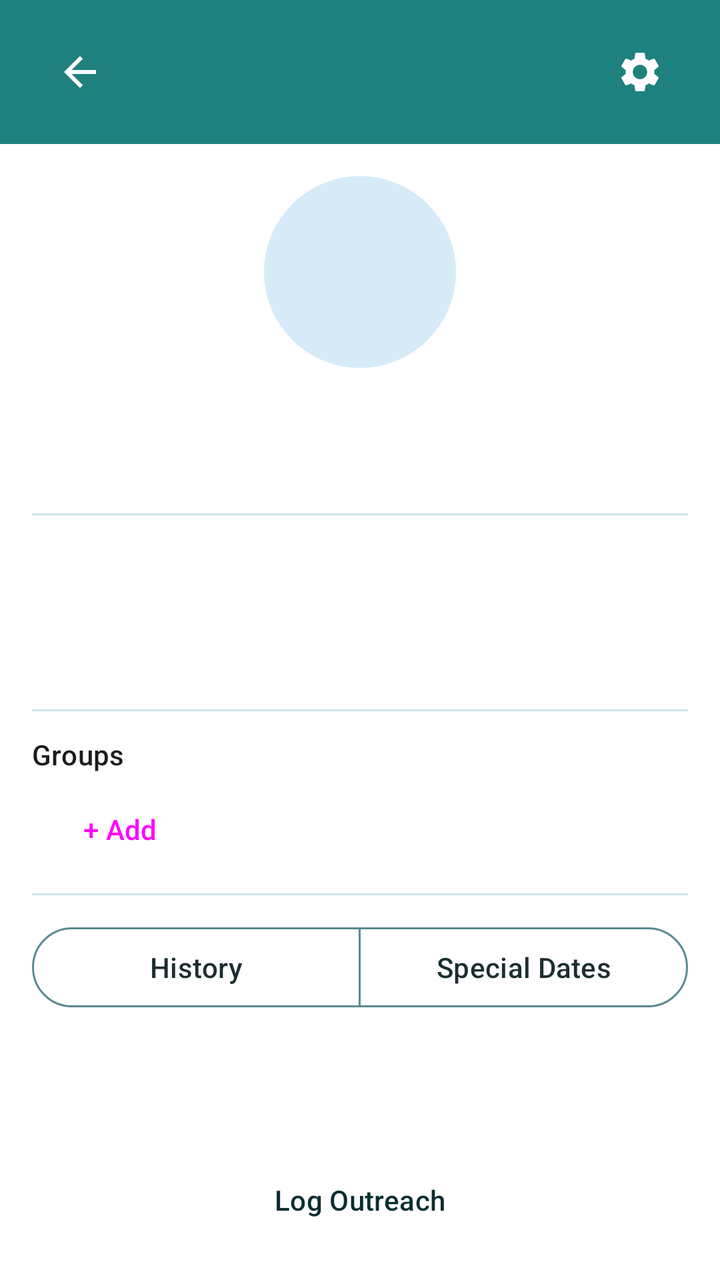
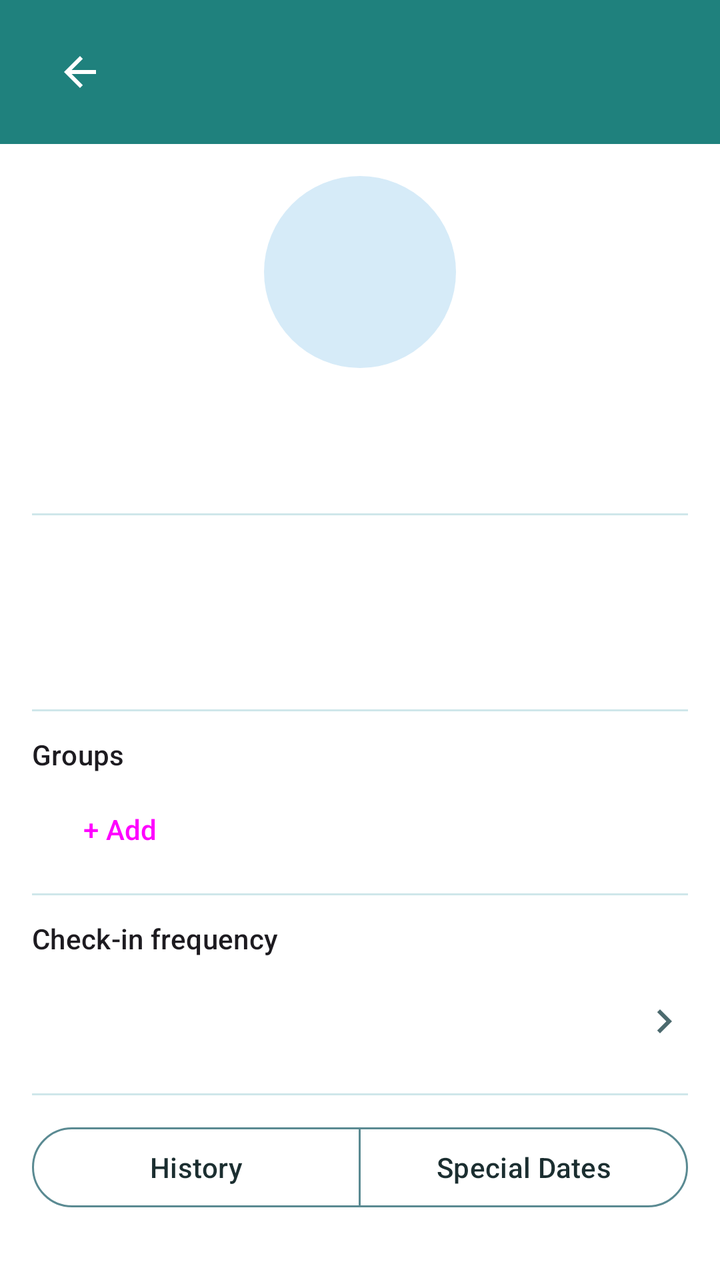

Screens rendered from an Android XML layout before and after an edit, with the pre-edit source and the edit as a unified diff.
<!-- AndroidManifest.xml: application theme Theme.FriendMinder -->
<!-- res/layout/fragment_contact_detail.xml -->
<?xml version="1.0" encoding="utf-8"?>
<LinearLayout xmlns:android="http://schemas.android.com/apk/res/android"
    xmlns:app="http://schemas.android.com/apk/res-auto"
    android:layout_width="match_parent"
    android:layout_height="match_parent"
    android:orientation="vertical">

    
    <LinearLayout
        android:id="@+id/headerContainer"
        android:layout_width="match_parent"
        android:layout_height="wrap_content"
        android:orientation="vertical"
        android:background="@color/fm_header">

        <View
            android:id="@+id/statusBarSpacer"
            android:layout_width="match_parent"
            android:layout_height="0dp" />

        <FrameLayout
            android:layout_width="match_parent"
            android:layout_height="@dimen/fm_home_header_height">

            <ImageButton
                android:id="@+id/backButton"
                android:layout_width="48dp"
                android:layout_height="48dp"
                android:layout_gravity="start|center_vertical"
                android:layout_marginStart="16dp"
                android:padding="12dp"
                android:background="?attr/selectableItemBackgroundBorderless"
                android:src="@drawable/ic_arrow_back"
                app:tint="@color/fm_on_primary"
                android:contentDescription="@string/content_desc_back" />

            <TextView
                android:id="@+id/headerTitle"
                android:layout_width="wrap_content"
                android:layout_height="wrap_content"
                android:layout_gravity="start|center_vertical"
                android:layout_marginStart="72dp"
                android:layout_marginEnd="72dp"
                android:textColor="@color/fm_on_primary"
                android:textSize="@dimen/fm_header_title_size"
                android:maxLines="1"
                android:ellipsize="end" />

            <ImageButton
                android:id="@+id/headerActionButton"
                android:layout_width="48dp"
                android:layout_height="48dp"
                android:layout_gravity="end|center_vertical"
                android:layout_marginEnd="16dp"
                android:padding="12dp"
                android:background="?attr/selectableItemBackgroundBorderless"
                android:src="@drawable/ic_settings"
                app:tint="@color/fm_on_primary"
                android:contentDescription="@string/title_edit_frequency" />
        </FrameLayout>
    </LinearLayout>

    <ScrollView
        android:layout_width="match_parent"
        android:layout_height="wrap_content"
        android:layout_marginBottom="@dimen/fm_space_2">

        <LinearLayout
            android:layout_width="match_parent"
            android:layout_height="wrap_content"
            android:orientation="vertical"
            android:padding="@dimen/fm_space_4">

            <FrameLayout
                android:layout_width="@dimen/fm_avatar_size_detail"
                android:layout_height="@dimen/fm_avatar_size_detail"
                android:layout_gravity="center_horizontal">

                <ImageView
                    android:id="@+id/contactPhoto"
                    android:layout_width="@dimen/fm_avatar_size_detail"
                    android:layout_height="@dimen/fm_avatar_size_detail"
                    android:background="@drawable/bg_avatar_placeholder"
                    android:scaleType="centerCrop"
                    android:visibility="gone"
                    android:contentDescription="@null" />

                <TextView
                    android:id="@+id/contactInitial"
                    android:layout_width="@dimen/fm_avatar_size_detail"
                    android:layout_height="@dimen/fm_avatar_size_detail"
                    android:background="@drawable/bg_avatar_placeholder"
                    android:gravity="center"
                    android:textAppearance="?attr/textAppearanceHeadlineSmall"
                    android:textColor="?attr/colorOnSecondaryContainer" />
            </FrameLayout>

            <TextView
                android:id="@+id/contactNameText"
                android:layout_width="match_parent"
                android:layout_height="wrap_content"
                android:layout_marginTop="@dimen/fm_space_2"
                android:gravity="center"
                android:textAppearance="?attr/textAppearanceHeadlineSmall" />

            <TextView
                android:id="@+id/birthdayFrequencyCaption"
                android:layout_width="match_parent"
                android:layout_height="wrap_content"
                android:gravity="center"
                android:textAppearance="?attr/textAppearanceBodySmall"
                android:textColor="?attr/colorOnSurfaceVariant" />

            <View
                android:layout_width="match_parent"
                android:layout_height="1dp"
                android:layout_marginTop="@dimen/fm_space_4"
                android:background="?attr/colorOutlineVariant" />

            <TextView
                android:id="@+id/lastContactText"
                android:layout_width="match_parent"
                android:layout_height="wrap_content"
                android:layout_marginTop="@dimen/fm_space_3"
                android:textAppearance="?attr/textAppearanceBodyLarge" />

            <TextView
                android:id="@+id/streakText"
                android:layout_width="match_parent"
                android:layout_height="wrap_content"
                android:layout_marginTop="@dimen/fm_space_1"
                android:textAppearance="?attr/textAppearanceBodyLarge" />

            <TextView
                android:id="@+id/reachRateText"
                android:layout_width="match_parent"
                android:layout_height="wrap_content"
                android:layout_marginTop="@dimen/fm_space_1"
                android:textAppearance="?attr/textAppearanceBodyLarge" />

            <View
                android:layout_width="match_parent"
                android:layout_height="1dp"
                android:layout_marginTop="@dimen/fm_space_3"
                android:background="?attr/colorOutlineVariant" />

            <TextView
                android:layout_width="match_parent"
                android:layout_height="wrap_content"
                android:layout_marginTop="@dimen/fm_space_3"
                android:text="@string/label_groups_header"
                android:textAppearance="?attr/textAppearanceLabelLarge" />

            <com.google.android.material.chip.ChipGroup
                android:id="@+id/groupsChipGroup"
                android:layout_width="match_parent"
                android:layout_height="wrap_content"
                android:layout_marginTop="@dimen/fm_space_1" />

            <Button
                android:id="@+id/addGroupButton"
                style="@style/Widget.Material3.Button.TextButton"
                android:layout_width="wrap_content"
                android:layout_height="wrap_content"
                android:text="@string/action_add_group_chip" />

            <View
                android:layout_width="match_parent"
                android:layout_height="1dp"
                android:layout_marginTop="@dimen/fm_space_2"
                android:background="?attr/colorOutlineVariant" />

            <com.google.android.material.button.MaterialButtonToggleGroup
                android:id="@+id/tabToggleGroup"
                android:layout_width="match_parent"
                android:layout_height="wrap_content"
                android:layout_marginTop="@dimen/fm_space_3"
                app:singleSelection="true"
                app:selectionRequired="true">

                <com.google.android.material.button.MaterialButton
                    android:id="@+id/historyToggleButton"
                    style="@style/Widget.Material3.Button.OutlinedButton"
                    android:layout_width="0dp"
                    android:layout_height="48dp"
                    android:layout_weight="1"
                    android:text="@string/label_tab_history" />

                <com.google.android.material.button.MaterialButton
                    android:id="@+id/specialDatesToggleButton"
                    style="@style/Widget.Material3.Button.OutlinedButton"
                    android:layout_width="0dp"
                    android:layout_height="48dp"
                    android:layout_weight="1"
                    android:text="@string/label_tab_special_dates" />
            </com.google.android.material.button.MaterialButtonToggleGroup>
        </LinearLayout>
    </ScrollView>

    <FrameLayout
        android:layout_width="match_parent"
        android:layout_height="0dp"
        android:layout_weight="1">

        <androidx.recyclerview.widget.RecyclerView
            android:id="@+id/historyRecyclerView"
            android:layout_width="match_parent"
            android:layout_height="match_parent" />

        <TextView
            android:id="@+id/historyEmptyText"
            android:layout_width="match_parent"
            android:layout_height="wrap_content"
            android:layout_gravity="center"
            android:gravity="center"
            android:padding="@dimen/fm_space_8"
            android:text="@string/label_history_empty"
            android:textAppearance="?attr/textAppearanceBodyLarge"
            android:visibility="gone" />

        <ScrollView
            android:id="@+id/specialDatesScroll"
            android:layout_width="match_parent"
            android:layout_height="match_parent"
            android:visibility="gone">

            <LinearLayout
                android:layout_width="match_parent"
                android:layout_height="wrap_content"
                android:orientation="vertical"
                android:padding="@dimen/fm_space_4">

                <TextView
                    android:id="@+id/specialDatesEmptyText"
                    android:layout_width="match_parent"
                    android:layout_height="wrap_content"
                    android:gravity="center"
                    android:padding="@dimen/fm_space_4"
                    android:text="@string/label_special_dates_empty"
                    android:textAppearance="?attr/textAppearanceBodyLarge"
                    android:visibility="gone" />

                <LinearLayout
                    android:id="@+id/specialDatesContainer"
                    android:layout_width="match_parent"
                    android:layout_height="wrap_content"
                    android:orientation="vertical" />

                <Button
                    android:id="@+id/addSpecialDateButton"
                    style="@style/Widget.Material3.Button.OutlinedButton"
                    android:layout_width="match_parent"
                    android:layout_height="48dp"
                    android:layout_marginTop="@dimen/fm_space_4"
                    android:text="@string/action_add_special_date" />
            </LinearLayout>
        </ScrollView>
    </FrameLayout>

    
    <Button
        android:id="@+id/logOutreachButton"
        style="@style/Widget.Material3.Button"
        android:layout_width="match_parent"
        android:layout_height="48dp"
        android:layout_margin="@dimen/fm_space_4"
        android:backgroundTint="@color/btn_secondary_background"
        android:textColor="@color/btn_secondary_label"
        android:text="@string/action_log_outreach" />
</LinearLayout>
<!-- resources referenced by this layout -->
<resources>
  <color name="fm_header">#1F817D</color>
  <color name="fm_on_primary">#FFFFFF</color>
  <dimen name="fm_avatar_size_detail">96dp</dimen>
  <dimen name="fm_header_title_size">30sp</dimen>
  <dimen name="fm_home_header_height">72dp</dimen>
  <dimen name="fm_space_1">4dp</dimen>
  <dimen name="fm_space_2">8dp</dimen>
  <dimen name="fm_space_3">12dp</dimen>
  <dimen name="fm_space_4">16dp</dimen>
  <dimen name="fm_space_8">32dp</dimen>
  <!-- drawable bg_avatar_placeholder (drawable) -->
  <shape xmlns:android="http://schemas.android.com/apk/res/android" android:shape="oval">
      <solid android:color="?attr/colorSecondaryContainer" />
  </shape>
  <!-- drawable ic_arrow_back (drawable) -->
  <vector xmlns:android="http://schemas.android.com/apk/res/android"
      android:width="24dp"
      android:height="24dp"
      android:viewportWidth="24"
      android:viewportHeight="24"
      android:tint="?attr/colorOnSurface">
      <path
          android:fillColor="@android:color/white"
          android:pathData="M20,11H7.83l5.59,-5.59L12,4l-8,8 8,8 1.41,-1.41L7.83,13H20v-2z" />
  </vector>
  <!-- drawable ic_settings (drawable) -->
  <vector xmlns:android="http://schemas.android.com/apk/res/android"
      android:width="24dp"
      android:height="24dp"
      android:viewportWidth="24"
      android:viewportHeight="24"
      android:tint="?attr/colorOnSurface">
      <path
          android:fillColor="@android:color/white"
          android:pathData="M19.14,12.94c0.04,-0.3 0.06,-0.61 0.06,-0.94c0,-0.32 -0.02,-0.64 -0.07,-0.94l2.03,-1.58c0.18,-0.14 0.23,-0.41 0.12,-0.61l-1.92,-3.32c-0.12,-0.22 -0.37,-0.29 -0.59,-0.22l-2.39,0.96c-0.5,-0.38 -1.03,-0.7 -1.62,-0.94L14.4,2.81c-0.04,-0.24 -0.24,-0.41 -0.48,-0.41h-3.84c-0.24,0 -0.43,0.17 -0.47,0.41L9.25,5.35C8.66,5.59 8.12,5.92 7.63,6.29L5.24,5.33c-0.22,-0.08 -0.47,0 -0.59,0.22L2.74,8.87c-0.12,0.21 -0.08,0.47 0.12,0.61l2.03,1.58C4.84,11.36 4.8,11.69 4.8,12s0.02,0.64 0.07,0.94l-2.03,1.58c-0.18,0.14 -0.23,0.41 -0.12,0.61l1.92,3.32c0.12,0.22 0.37,0.29 0.59,0.22l2.39,-0.96c0.5,0.38 1.03,0.7 1.62,0.94l0.36,2.54c0.05,0.24 0.24,0.41 0.48,0.41h3.84c0.24,0 0.44,-0.17 0.47,-0.41l0.36,-2.54c0.59,-0.24 1.13,-0.56 1.62,-0.94l2.39,0.96c0.22,0.08 0.47,0 0.59,-0.22l1.92,-3.32c0.12,-0.22 0.07,-0.47 -0.12,-0.61L19.14,12.94zM12,15.6c-1.98,0 -3.6,-1.62 -3.6,-3.6s1.62,-3.6 3.6,-3.6s3.6,1.62 3.6,3.6S13.98,15.6 12,15.6z" />
  </vector>
  <string name="action_add_group_chip">+ Add</string>
  <string name="action_add_special_date">Add special date</string>
  <string name="action_log_outreach">Log Outreach</string>
  <string name="content_desc_back">Back</string>
  <string name="label_groups_header">Groups</string>
  <string name="label_history_empty">No outreach logged yet — send a message or log a hangout</string>
  <string name="label_special_dates_empty">No special dates yet</string>
  <string name="label_tab_history">History</string>
  <string name="label_tab_special_dates">Special Dates</string>
  <string name="title_edit_frequency">Reminder Frequency</string>
  <color name="fm_primary">#1F817D</color>
  <color name="fm_primary_container">#B0E8E6</color>
  <color name="fm_on_primary_container">#195556</color>
  <color name="fm_secondary">#5ABBEB</color>
  <color name="fm_on_secondary">#0A2E31</color>
  <color name="fm_secondary_container">#D6EBF8</color>
  <color name="fm_on_secondary_container">#0A2E31</color>
  <color name="fm_surface">#FFFFFF</color>
  <color name="fm_ink">#1B2E30</color>
  <color name="fm_surface_variant">#D3E9F4</color>
  <color name="fm_ink_dim">#4C6A6E</color>
  <color name="fm_outline">#5A8A92</color>
  <color name="fm_divider">#CFE7EA</color>
  <color name="fm_error">#B3261E</color>
  <color name="fm_error_container">#F9DEDC</color>
  <color name="fm_on_error_container">#410E0B</color>
  <!-- unchanged entries left out for length: 1 -->
</resources>

<!-- the commit's change to res/layout/fragment_contact_detail.xml (unified diff, before → after) -->
@@ -34,29 +34,18 @@
                 app:tint="@color/fm_on_primary"
                 android:contentDescription="@string/content_desc_back" />
 
+            
             <TextView
                 android:id="@+id/headerTitle"
                 android:layout_width="wrap_content"
                 android:layout_height="wrap_content"
                 android:layout_gravity="start|center_vertical"
                 android:layout_marginStart="72dp"
-                android:layout_marginEnd="72dp"
+                android:layout_marginEnd="@dimen/fm_space_6"
                 android:textColor="@color/fm_on_primary"
                 android:textSize="@dimen/fm_header_title_size"
                 android:maxLines="1"
                 android:ellipsize="end" />
-
-            <ImageButton
-                android:id="@+id/headerActionButton"
-                android:layout_width="48dp"
-                android:layout_height="48dp"
-                android:layout_gravity="end|center_vertical"
-                android:layout_marginEnd="16dp"
-                android:padding="12dp"
-                android:background="?attr/selectableItemBackgroundBorderless"
-                android:src="@drawable/ic_settings"
-                app:tint="@color/fm_on_primary"
-                android:contentDescription="@string/title_edit_frequency" />
         </FrameLayout>
     </LinearLayout>
 
@@ -163,6 +152,46 @@
                 android:layout_width="wrap_content"
                 android:layout_height="wrap_content"
                 android:text="@string/action_add_group_chip" />
+
+            <View
+                android:layout_width="match_parent"
+                android:layout_height="1dp"
+                android:layout_marginTop="@dimen/fm_space_2"
+                android:background="?attr/colorOutlineVariant" />
+
+            
+            <TextView
+                android:layout_width="match_parent"
+                android:layout_height="wrap_content"
+                android:layout_marginTop="@dimen/fm_space_3"
+                android:text="@string/label_checkin_frequency_header"
+                android:textAppearance="?attr/textAppearanceLabelLarge" />
+
+            <LinearLayout
+                android:id="@+id/checkInFrequencyRow"
+                android:layout_width="match_parent"
+                android:layout_height="56dp"
+                android:layout_marginTop="@dimen/fm_space_1"
+                android:orientation="horizontal"
+                android:gravity="center_vertical"
+                android:background="@drawable/bg_home_row_ripple"
+                android:clickable="true"
+                android:focusable="true">
+
+                <TextView
+                    android:id="@+id/checkInFrequencyValue"
+                    android:layout_width="0dp"
+                    android:layout_height="wrap_content"
+                    android:layout_weight="1"
+                    android:textSize="17sp"
+                    android:textColor="@color/fm_ink" />
+
+                <ImageView
+                    android:layout_width="24dp"
+                    android:layout_height="24dp"
+                    android:src="@drawable/ic_chevron_right"
+                    android:importantForAccessibility="no" />
+            </LinearLayout>
 
             <View
                 android:layout_width="match_parent"
<!-- resource entries referenced after the edit -->
@@ -9,11 +9,16 @@
   <dimen name="fm_space_2">8dp</dimen>
   <dimen name="fm_space_3">12dp</dimen>
   <dimen name="fm_space_4">16dp</dimen>
+  <dimen name="fm_space_6">24dp</dimen>
   <dimen name="fm_space_8">32dp</dimen>
   <!-- drawable bg_avatar_placeholder (drawable) -->
   <shape xmlns:android="http://schemas.android.com/apk/res/android" android:shape="oval">
       <solid android:color="?attr/colorSecondaryContainer" />
   </shape>
+  <!-- drawable bg_home_row_ripple (drawable) -->
+  <?xml version="1.0" encoding="utf-8"?>
+  <ripple xmlns:android="http://schemas.android.com/apk/res/android"
+      android:color="#1F1F817D" />
   <!-- drawable ic_arrow_back (drawable) -->
   <vector xmlns:android="http://schemas.android.com/apk/res/android"
       android:width="24dp"
@@ -25,27 +30,27 @@
           android:fillColor="@android:color/white"
           android:pathData="M20,11H7.83l5.59,-5.59L12,4l-8,8 8,8 1.41,-1.41L7.83,13H20v-2z" />
   </vector>
-  <!-- drawable ic_settings (drawable) -->
+  <!-- drawable ic_chevron_right (drawable) -->
   <vector xmlns:android="http://schemas.android.com/apk/res/android"
       android:width="24dp"
       android:height="24dp"
       android:viewportWidth="24"
       android:viewportHeight="24"
-      android:tint="?attr/colorOnSurface">
+      android:tint="?attr/colorOnSurfaceVariant">
       <path
           android:fillColor="@android:color/white"
-          android:pathData="M19.14,12.94c0.04,-0.3 0.06,-0.61 0.06,-0.94c0,-0.32 -0.02,-0.64 -0.07,-0.94l2.03,-1.58c0.18,-0.14 0.23,-0.41 0.12,-0.61l-1.92,-3.32c-0.12,-0.22 -0.37,-0.29 -0.59,-0.22l-2.39,0.96c-0.5,-0.38 -1.03,-0.7 -1.62,-0.94L14.4,2.81c-0.04,-0.24 -0.24,-0.41 -0.48,-0.41h-3.84c-0.24,0 -0.43,0.17 -0.47,0.41L9.25,5.35C8.66,5.59 8.12,5.92 7.63,6.29L5.24,5.33c-0.22,-0.08 -0.47,0 -0.59,0.22L2.74,8.87c-0.12,0.21 -0.08,0.47 0.12,0.61l2.03,1.58C4.84,11.36 4.8,11.69 4.8,12s0.02,0.64 0.07,0.94l-2.03,1.58c-0.18,0.14 -0.23,0.41 -0.12,0.61l1.92,3.32c0.12,0.22 0.37,0.29 0.59,0.22l2.39,-0.96c0.5,0.38 1.03,0.7 1.62,0.94l0.36,2.54c0.05,0.24 0.24,0.41 0.48,0.41h3.84c0.24,0 0.44,-0.17 0.47,-0.41l0.36,-2.54c0.59,-0.24 1.13,-0.56 1.62,-0.94l2.39,0.96c0.22,0.08 0.47,0 0.59,-0.22l1.92,-3.32c0.12,-0.22 0.07,-0.47 -0.12,-0.61L19.14,12.94zM12,15.6c-1.98,0 -3.6,-1.62 -3.6,-3.6s1.62,-3.6 3.6,-3.6s3.6,1.62 3.6,3.6S13.98,15.6 12,15.6z" />
+          android:pathData="M8.59,16.59L13.17,12 8.59,7.41 10,6l6,6 -6,6z" />
   </vector>
   <string name="action_add_group_chip">+ Add</string>
   <string name="action_add_special_date">Add special date</string>
   <string name="action_log_outreach">Log Outreach</string>
   <string name="content_desc_back">Back</string>
+  <string name="label_checkin_frequency_header">Check-in frequency</string>
   <string name="label_groups_header">Groups</string>
   <string name="label_history_empty">No outreach logged yet — send a message or log a hangout</string>
   <string name="label_special_dates_empty">No special dates yet</string>
   <string name="label_tab_history">History</string>
   <string name="label_tab_special_dates">Special Dates</string>
-  <string name="title_edit_frequency">Reminder Frequency</string>
   <color name="fm_primary">#1F817D</color>
   <color name="fm_primary_container">#B0E8E6</color>
   <color name="fm_on_primary_container">#195556</color>
